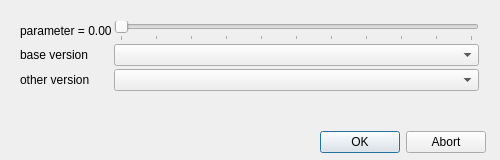
Above: march_rqt_gait_selection/resource/parametric_pop_up.ui from project-march/ProjectMarch before the change. Below: the same form after it.
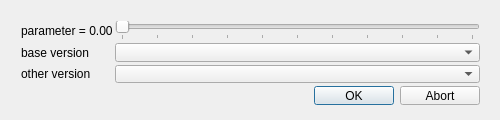
That is the form after the change.

Diff of the .ui file:
```diff
--- a/march_rqt_gait_selection/resource/parametric_pop_up.ui
+++ b/march_rqt_gait_selection/resource/parametric_pop_up.ui
@@ -10,13 +10,13 @@
     <x>0</x>
     <y>0</y>
     <width>500</width>
-    <height>160</height>
+    <height>120</height>
    </rect>
   </property>
   <property name="minimumSize">
    <size>
     <width>500</width>
-    <height>160</height>
+    <height>120</height>
    </size>
   </property>
   <property name="windowTitle">
@@ -31,29 +31,13 @@
   <property name="modal">
    <bool>true</bool>
   </property>
-  <widget class="QDialogButtonBox" name="buttonBox">
-   <property name="geometry">
-    <rect>
-     <x>145</x>
-     <y>130</y>
-     <width>341</width>
-     <height>25</height>
-    </rect>
-   </property>
-   <property name="standardButtons">
-    <set>QDialogButtonBox::Abort|QDialogButtonBox::Ok</set>
-   </property>
-   <property name="centerButtons">
-    <bool>false</bool>
-   </property>
-  </widget>
   <widget class="QWidget" name="formLayoutWidget">
    <property name="geometry">
     <rect>
-     <x>9</x>
+     <x>10</x>
      <y>10</y>
      <width>481</width>
-     <height>111</height>
+     <height>106</height>
     </rect>
    </property>
    <layout class="QFormLayout" name="formLayout">
@@ -132,6 +116,16 @@
       </property>
      </widget>
     </item>
+    <item row="3" column="1">
+     <widget class="QDialogButtonBox" name="buttonBox">
+      <property name="standardButtons">
+       <set>QDialogButtonBox::Abort|QDialogButtonBox::Ok</set>
+      </property>
+      <property name="centerButtons">
+       <bool>false</bool>
+      </property>
+     </widget>
+    </item>
    </layout>
   </widget>
  </widget>
```
Left out of the diff: 14 changed lines with no effect on the pictures.
